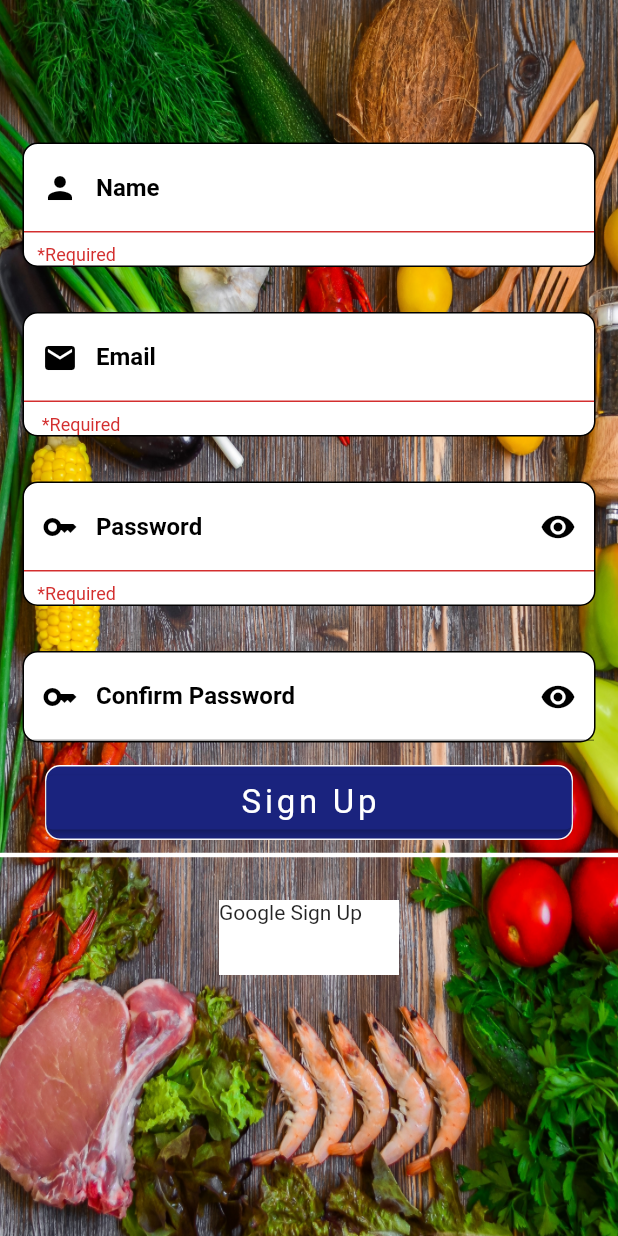
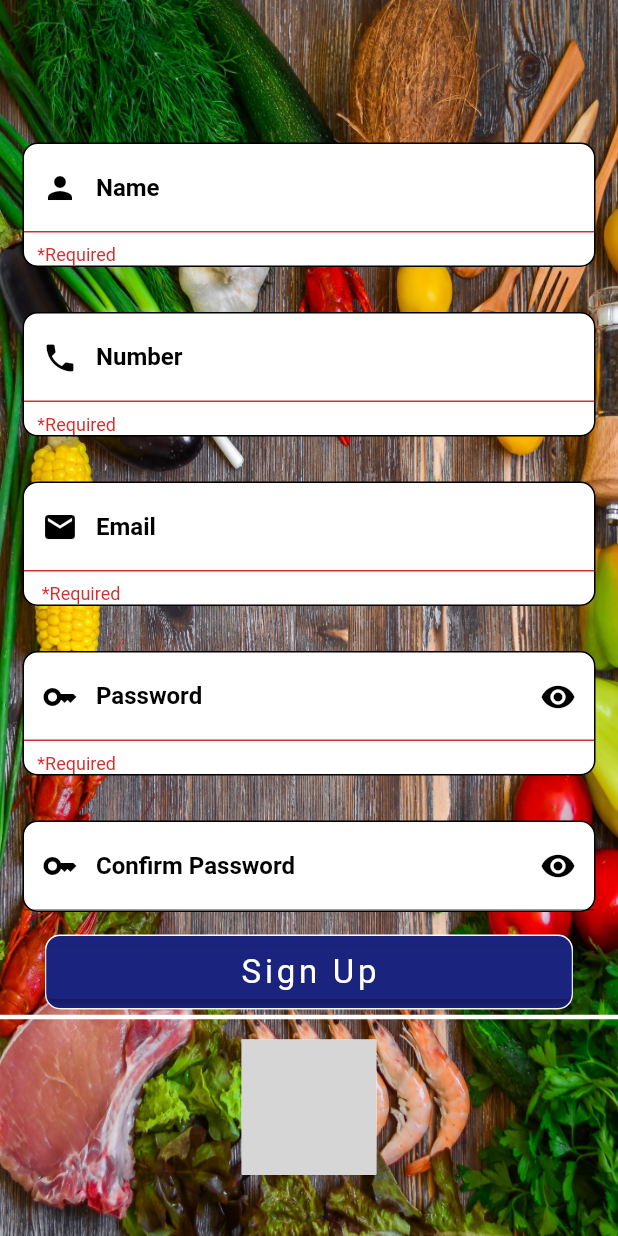
Before and after one commit to ParamShah03/Food_App, a Flutter app: the Register screen opened directly, on a phone screen of 412 x 824 dp. Run offline on Flutter 3.47's test engine with Material 2 defaults, Android fonts, the phone set to English and light mode, and no system bars; our stand-ins replace cloud_firestore, firebase_auth, firebase_core, form_field_validator, google_fonts, google_nav_bar and 2 more; accounts and stored records are empty; network calls fail; grey boxes are pictures that could not be loaded.

Commit message:
New Commit

```diff
--- a/lib/SignIn.dart
+++ b/lib/SignIn.dart
@@ -154,8 +154,8 @@ class _LogInState extends State<LogIn> {
                     Row(
                       mainAxisAlignment: MainAxisAlignment.spaceEvenly,
                       children: [
-                        const Text('Not a member?',
-                          style: TextStyle(fontSize: 20,color: Colors.white,fontWeight: FontWeight.bold),
+                       const  Text('Not a member?',
+                          style: TextStyle(fontSize: 20,color: Colors.yellowAccent,fontWeight: FontWeight.bold),
                         ),
                         GestureDetector(
                           onTap: (){
--- a/lib/register.dart
+++ b/lib/register.dart
@@ -7,6 +7,7 @@ import 'package:lottie/lottie.dart';
 import 'package:google_sign_in/google_sign_in.dart';
 import 'home.dart';
 import 'package:provider/provider.dart';
+import 'package:cloud_firestore/cloud_firestore.dart';
 
 class Register extends StatefulWidget {
   const Register({Key? key}) : super(key: key);
@@ -18,12 +19,15 @@ class Register extends StatefulWidget {
 class _RegisterState extends State<Register> {
   bool obscureText1 = true;
   bool obscureText2 = true;
+  int i=1;
   String password='';
   String errorMessage = '';
   final _formkey = GlobalKey<FormState>();
   final emailController = TextEditingController();
   final passwordController = TextEditingController();
-
+  final nameController = TextEditingController();
+  final numberController = TextEditingController();
+  final firestoreInstance = FirebaseFirestore.instance;
 
   @override
   Widget build(BuildContext context) {
@@ -54,6 +58,7 @@ class _RegisterState extends State<Register> {
                           border: Border.all(color: Colors.black)
                       ),
                       child: TextFormField(
+                        controller: nameController,
                         decoration: const InputDecoration(
                           prefixIcon: Icon(Icons.person, color: Colors.black),
                           labelText: 'Name',
@@ -68,30 +73,31 @@ class _RegisterState extends State<Register> {
                         ),
                       ),
                     ),
-                    // Container(
-                    // margin: const EdgeInsets.all(15.0),
-                    //decoration: BoxDecoration(
-                    //  color: Colors.white,
-                    //borderRadius: BorderRadius.circular(10),
-                    //border: Border.all(color: Colors.black)
-                    //),
-                    //child: TextFormField(
-                    //decoration: const InputDecoration(
-                    // prefixIcon: Icon(Icons.phone,color: Colors.black),
-                    //labelText: 'Number',
-                    //labelStyle: TextStyle(color: Colors.black,fontWeight: FontWeight.bold),
-                    //hintText: '+91/-',
-                    //),
-                    //validator: MultiValidator(
-                    //[
-                    //RequiredValidator(errorText: "   "'*Required'),
-                    //PatternValidator(r'^[0-9]+$', errorText: 'Enter correct number'),
-                    //MaxLengthValidator(10, errorText: 'Enter a valid number'),
-                    //MinLengthValidator(10, errorText: 'Enter a valid number'),
-                    //]
-                    //)
-                    //),
-                    //),
+                    Container(
+                       margin: const EdgeInsets.all(15.0),
+                       decoration: BoxDecoration(
+                           color: Colors.white,
+                           borderRadius: BorderRadius.circular(10),
+                           border: Border.all(color: Colors.black)
+                    ),
+                     child: TextFormField(
+                       controller: numberController,
+                      decoration: const InputDecoration(
+                      prefixIcon: Icon(Icons.phone,color: Colors.black),
+                      labelText: 'Number',
+                      labelStyle: TextStyle(color: Colors.black,fontWeight: FontWeight.bold),
+                      hintText: '+91/-',
+                    ),
+                       validator: MultiValidator(
+                         [
+                           RequiredValidator(errorText: "   "'*Required'),
+                           PatternValidator(r'^[0-9]+$', errorText: 'Enter correct number'),
+                           MaxLengthValidator(10, errorText: 'Enter a valid number'),
+                           MinLengthValidator(10, errorText: 'Enter a valid number'),
+                    ]
+                         )
+                       ),
+                    ),
                     Container(
                       margin: const EdgeInsets.all(15.0),
                       decoration: BoxDecoration(
@@ -110,8 +116,7 @@ class _RegisterState extends State<Register> {
                         ),
                         validator: MultiValidator(
                             [
-                              EmailValidator(
-                                  errorText: "  "'Please enter a valid email address'),
+                              EmailValidator(errorText: "  "'Please enter a valid email address'),
                               RequiredValidator(errorText: "    "'*Required')
                             ]
                         ),
@@ -199,6 +204,7 @@ class _RegisterState extends State<Register> {
                         border: Border.all(color: Colors.white),
                       ),
                       child: ElevatedButton(onPressed: () async {
+
                         if (!_formkey.currentState!.validate()) {
                           return;
                         }
@@ -206,6 +212,14 @@ class _RegisterState extends State<Register> {
                           await FirebaseAuth.instance.createUserWithEmailAndPassword(
                               email: emailController.text,
                               password: passwordController.text);
+                          var user = FirebaseAuth.instance.currentUser;
+                          await firestoreInstance.collection('users').doc(user?.uid).set(
+                              {
+                                "name": nameController.text,
+                                "number": numberController.text,
+                                "password": passwordController.text
+                              }
+                          );
                           Navigator.push(context, MaterialPageRoute(builder: (context) => Home()),);
                           errorMessage = '';
                         } on FirebaseAuthException catch (error) {
@@ -229,21 +243,20 @@ class _RegisterState extends State<Register> {
                         ),
                       ),
                     ),
-                    const Divider(color: Colors.white, thickness: 3, height: 20,),
+                    const Divider(color: Colors.white, thickness: 3, height: 10,),
                     GestureDetector(
-                      onTap: ()  {
-                        final provider = Provider.of
-                          <GoogleSignInProvider>(context, listen: false);
-                        provider.googleLogin();
-                         //Navigator.push(context, MaterialPageRoute(builder: (context)=> Home()),);
+                      onTap: () async {
+                        final provider = Provider.of<GoogleSignInProvider>(context, listen: false);
+                        await provider.googleLogin();
+                        if(FirebaseAuth.instance.currentUser!=null)
+                        { Navigator.push(context, MaterialPageRoute(builder: (context)=> Home()),);}
                       },
-
                       child: Container(
                         color: Colors.white,
-                          height: 50,
-                          width: 120,
-                          margin: const EdgeInsets.fromLTRB(110, 20, 110, 0),
-                          child: Text('Google Sign Up')
+                          height: 90,
+                          width: 90,
+                          margin: const EdgeInsets.fromLTRB(110, 10, 110, 0),
+                          child: Lottie.asset('assets/google.json')
                       ),
                     ),
                   ],
--- a/pubspec.yaml
+++ b/pubspec.yaml
@@ -44,6 +44,7 @@ dependencies:
   cloud_firestore: ^4.0.2
   google_sign_in: ^5.4.2
   provider: ^6.0.4
+  firebase_core: ^2.1.1
 
 dev_dependencies:
   flutter_test:
```
Also changed, not shown: lib/home.dart (+82 -43 lines), lib/profile.dart (+66 -34 lines), pubspec.lock.
